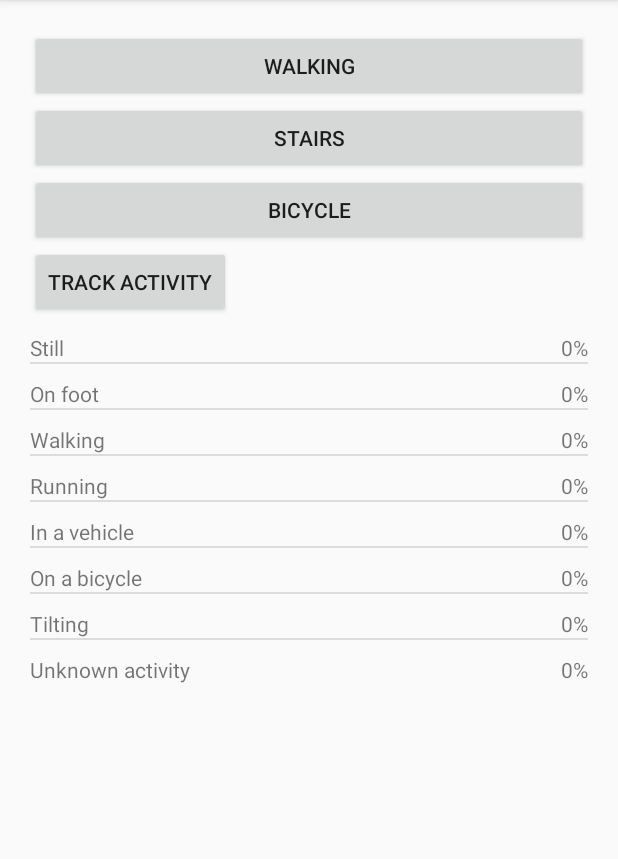
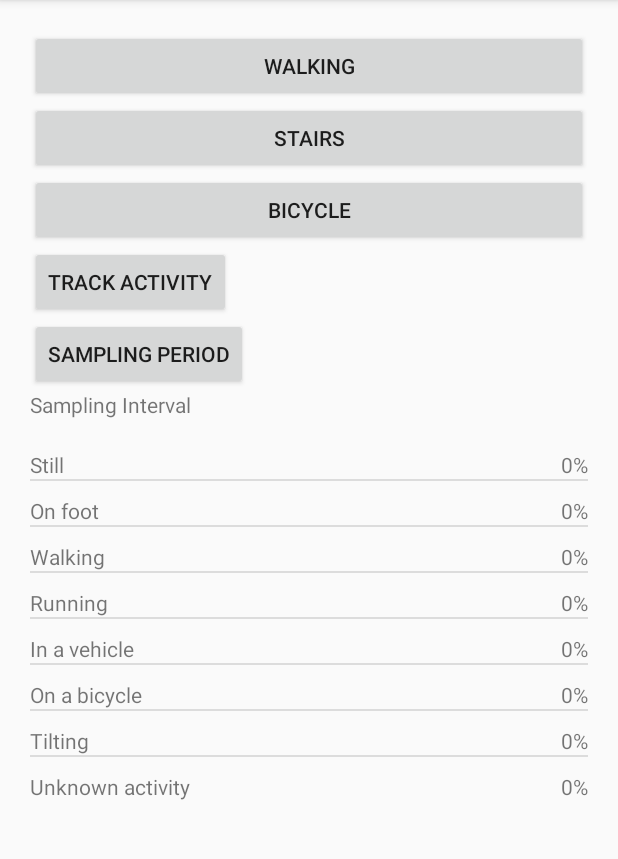
Before and after one commit to brunoaosantos/TestApp, an Android app: the screen it shows after launch (MainActivity), on a phone screen of 412 x 824 dp, the part 84-943 px from its top. Run offline under Robolectric (Android 15) with nearby library versions, the phone set to English and light mode, and no system bars; 1 statement that could not run was skipped.

Commit message:
add a button to define the sampling time

```diff
--- a/app/src/main/AndroidManifest.xml
+++ b/app/src/main/AndroidManifest.xml
@@ -1,7 +1,7 @@
 <?xml version="1.0" encoding="utf-8"?>
 <manifest xmlns:android="http://schemas.android.com/apk/res/android"
     package="com.example.brunosantos.testapp">
-
+    //for sdk 28 and previous
     <uses-permission android:name="com.google.android.gms.permission.ACTIVITY_RECOGNITION" />
 
     <uses-permission android:name="android.permission.WRITE_EXTERNAL_STORAGE"/>
--- a/app/src/main/res/layout/activity_main.xml
+++ b/app/src/main/res/layout/activity_main.xml
@@ -33,8 +33,22 @@
         android:onClick="requestUpdatesHandler"
         android:text="@string/track" />
 
+    <Button
+        android:id="@+id/setSampling"
+        android:layout_width="wrap_content"
+        android:layout_height="wrap_content"
+        android:onClick="setSamplingInterval"
+        android:text="Sampling Period" />
+
+    <TextView
+        android:id="@+id/sampling"
+        android:layout_width="153dp"
+        android:layout_height="30dp"
+        android:text="Sampling Interval" />
+
     <ListView
         android:id="@+id/activities_listview"
         android:layout_width="match_parent"
         android:layout_height="wrap_content" />
+
 </LinearLayout>
```
Also changed, not shown: app/src/main/java/com/example/brunosantos/testapp/MainActivity.java (+62 -6 lines).
